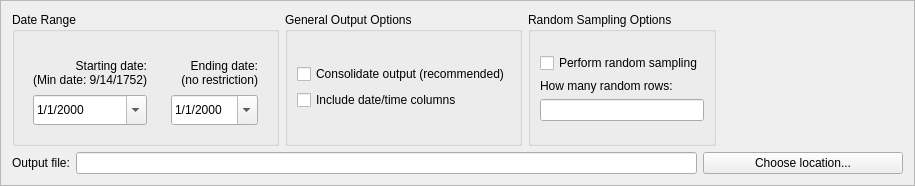
Above: NewGeneUI/NewGene/Widgets/CreateOutput/GenerateOutput/optionsbox.ui from daniel347x/newgene before the change. Below: the same form after it.
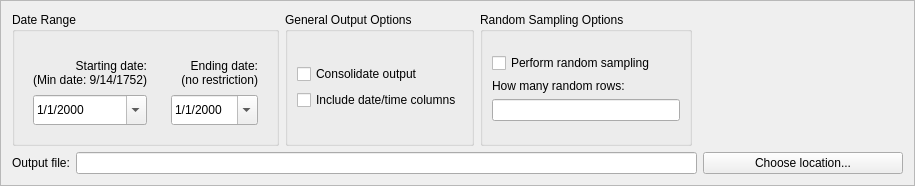
That is the form after the change. Custom widgets are drawn as their Qt base class.

The edit to the form file:
```diff
--- a/NewGeneUI/NewGene/Widgets/CreateOutput/GenerateOutput/optionsbox.ui
+++ b/NewGeneUI/NewGene/Widgets/CreateOutput/GenerateOutput/optionsbox.ui
@@ -231,7 +231,7 @@
         <item>
          <widget class="QCheckBox" name="mergeIdenticalRows">
           <property name="text">
-           <string>Consolidate output (recommended)</string>
+           <string>Consolidate output</string>
           </property>
          </widget>
         </item>
```
